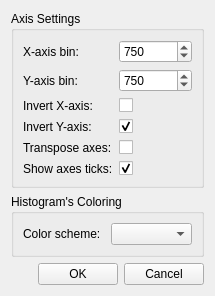
Before: the Qt Designer form ui_files/ui_tofe_graph_settings.ui in JYU-IBA/potku, drawn with Qt 5.
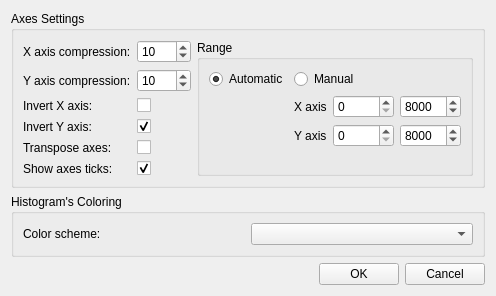
After: the same form once the commit is applied.

```diff
--- a/ui_files/ui_tofe_graph_settings.ui
+++ b/ui_files/ui_tofe_graph_settings.ui
@@ -6,7 +6,7 @@
    <rect>
     <x>0</x>
     <y>0</y>
-    <width>215</width>
+    <width>429</width>
     <height>279</height>
    </rect>
   </property>
@@ -16,11 +16,11 @@
   <property name="windowTitle">
    <string>ToF-E Graph Settings</string>
   </property>
-  <layout class="QGridLayout" name="gridLayout">
-   <item row="0" column="0">
+  <layout class="QVBoxLayout" name="verticalLayout">
+   <item>
     <widget class="QGroupBox" name="groupBox">
      <property name="title">
-      <string>Axis Settings</string>
+      <string>Axes Settings</string>
      </property>
      <layout class="QGridLayout" name="gridLayout_2">
       <item row="0" column="0">
@@ -31,47 +31,53 @@
         <item row="0" column="0">
          <widget class="QLabel" name="xAxisBinLabel">
           <property name="text">
-           <string>X-axis bin:</string>
+           <string>X axis compression:</string>
           </property>
          </widget>
         </item>
         <item row="0" column="1">
          <widget class="QSpinBox" name="bin_x">
           <property name="minimum">
-           <number>10</number>
+           <number>1</number>
           </property>
           <property name="maximum">
-           <number>2000</number>
+           <number>3000</number>
+          </property>
+          <property name="singleStep">
+           <number>1</number>
           </property>
           <property name="value">
-           <number>750</number>
+           <number>10</number>
           </property>
          </widget>
         </item>
         <item row="1" column="0">
          <widget class="QLabel" name="yAxisBinLabel">
           <property name="text">
-           <string>Y-axis bin:</string>
+           <string>Y axis compression:</string>
           </property>
          </widget>
         </item>
         <item row="1" column="1">
          <widget class="QSpinBox" name="bin_y">
           <property name="minimum">
-           <number>10</number>
+           <number>1</number>
           </property>
           <property name="maximum">
-           <number>2000</number>
+           <number>3000</number>
+          </property>
+          <property name="singleStep">
+           <number>1</number>
           </property>
           <property name="value">
-           <number>750</number>
+           <number>10</number>
           </property>
          </widget>
         </item>
         <item row="2" column="0">
          <widget class="QLabel" name="invertXAxisLabel">
           <property name="text">
-           <string>Invert X-axis:</string>
+           <string>Invert X axis:</string>
           </property>
          </widget>
         </item>
@@ -88,7 +94,7 @@
         <item row="3" column="0">
          <widget class="QLabel" name="invertYAxisLabel">
           <property name="text">
-           <string>Invert Y-axis:</string>
+           <string>Invert Y axis:</string>
           </property>
          </widget>
         </item>
@@ -125,10 +131,123 @@
         </item>
        </layout>
       </item>
+      <item row="0" column="1">
+       <widget class="QGroupBox" name="groupBox_3">
+        <property name="title">
+         <string>Range</string>
+        </property>
+        <layout class="QGridLayout" name="gridLayout">
+         <item row="0" column="0">
+          <widget class="QRadioButton" name="radio_range_auto">
+           <property name="text">
+            <string>Automatic</string>
+           </property>
+           <property name="checked">
+            <bool>true</bool>
+           </property>
+          </widget>
+         </item>
+         <item row="0" column="1">
+          <widget class="QRadioButton" name="radio_range_manual">
+           <property name="text">
+            <string>Manual</string>
+           </property>
+          </widget>
+         </item>
+         <item row="3" column="0">
+          <spacer name="verticalSpacer">
+           <property name="orientation">
+            <enum>Qt::Vertical</enum>
+           </property>
+           <property name="sizeHint" stdset="0">
+            <size>
+             <width>20</width>
+             <height>40</height>
+            </size>
+           </property>
+          </spacer>
+         </item>
+         <item row="1" column="1">
+          <layout class="QHBoxLayout" name="horizontalLayout_3">
+           <item>
+            <widget class="QLabel" name="label">
+             <property name="text">
+              <string>X axis</string>
+             </property>
+            </widget>
+           </item>
+           <item>
+            <widget class="QSpinBox" name="spin_range_x_min">
+             <property name="maximum">
+              <number>16000</number>
+             </property>
+             <property name="singleStep">
+              <number>10</number>
+             </property>
+            </widget>
+           </item>
+           <item>
+            <widget class="QSpinBox" name="spin_range_x_max">
+             <property name="minimum">
+              <number>1</number>
+             </property>
+             <property name="maximum">
+              <number>16000</number>
+             </property>
+             <property name="singleStep">
+              <number>10</number>
+             </property>
+             <property name="value">
+              <number>8000</number>
+             </property>
+            </widget>
+           </item>
+          </layout>
+         </item>
+         <item row="2" column="1">
+          <layout class="QHBoxLayout" name="horizontalLayout_4">
+           <item>
+            <widget class="QLabel" name="label_2">
+             <property name="text">
+              <string>Y axis</string>
+             </property>
+            </widget>
+           </item>
+           <item>
+            <widget class="QSpinBox" name="spin_range_y_min">
+             <property name="maximum">
+              <number>16000</number>
+             </property>
+             <property name="singleStep">
+              <number>10</number>
+             </property>
+            </widget>
+           </item>
+           <item>
+            <widget class="QSpinBox" name="spin_range_y_max">
+             <property name="minimum">
+              <number>1</number>
+             </property>
+             <property name="maximum">
+              <number>16000</number>
+             </property>
+             <property name="singleStep">
+              <number>10</number>
+             </property>
+             <property name="value">
+              <number>8000</number>
+             </property>
+            </widget>
+           </item>
+          </layout>
+         </item>
+        </layout>
+       </widget>
+      </item>
      </layout>
     </widget>
    </item>
-   <item row="1" column="0">
+   <item>
     <widget class="QGroupBox" name="groupBox_2">
      <property name="title">
       <string>Histogram's Coloring</string>
@@ -151,7 +270,7 @@
      </layout>
     </widget>
    </item>
-   <item row="2" column="0">
+   <item>
     <layout class="QHBoxLayout" name="horizontalLayout_2">
      <item>
       <spacer name="horizontalSpacer">
```
Left out of the diff: 6 changed lines with no effect on the pictures.
